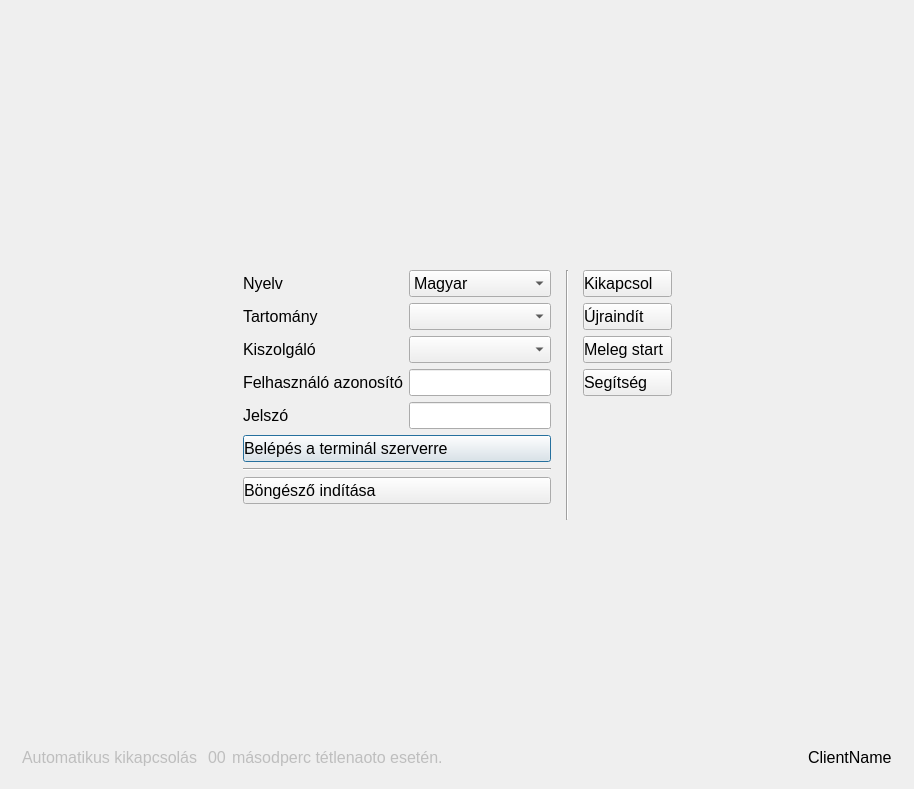
This is dialog.ui in csikfer/rdpwrp as Qt 5 draws it before an edit. The edited form follows.
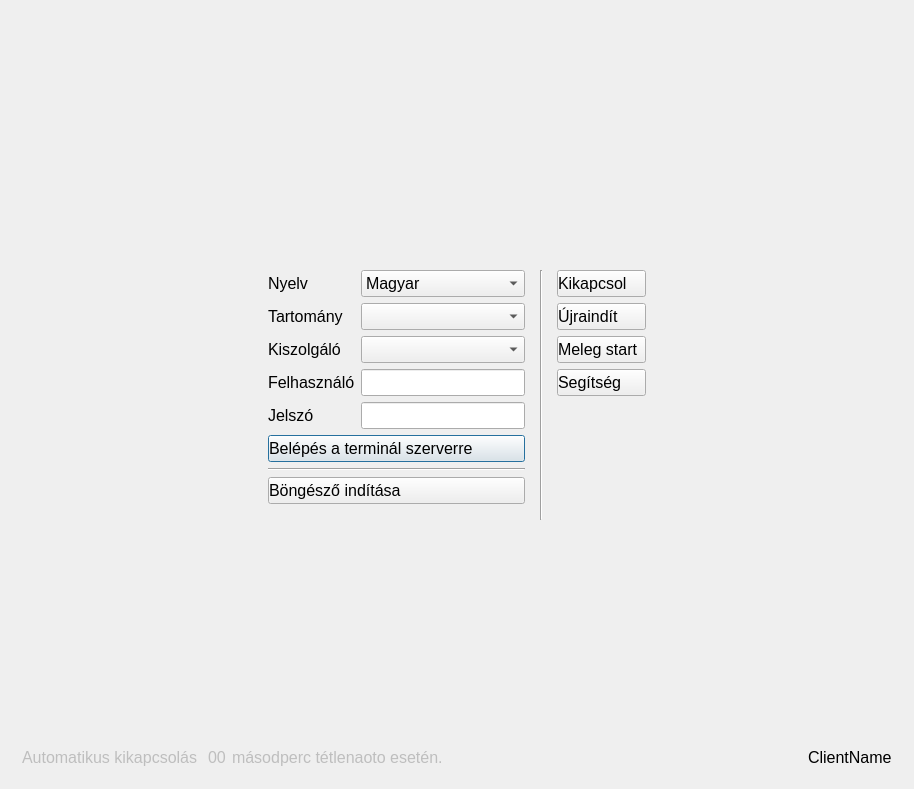
This is the edited form. Icons and pictures are not drawn.

```diff
--- a/dialog.ui
+++ b/dialog.ui
@@ -147,7 +147,7 @@
          <item row="3" column="0">
           <widget class="QLabel" name="userL">
            <property name="text">
-            <string>Felhasználó azonosító</string>
+            <string>Felhasználó</string>
            </property>
           </widget>
          </item>
```
